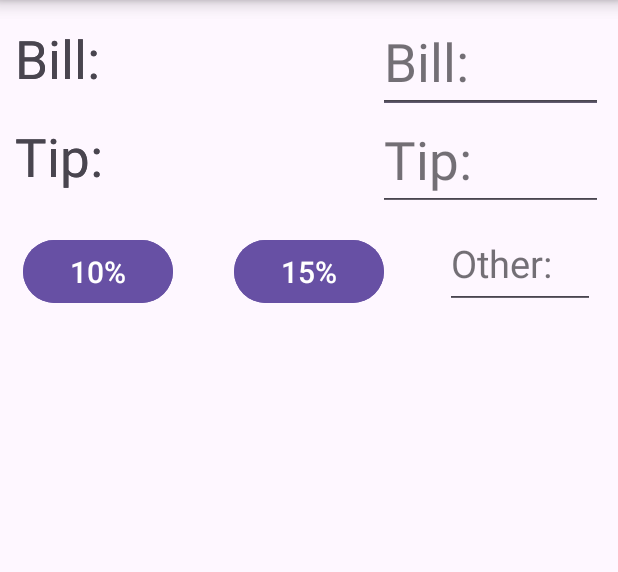
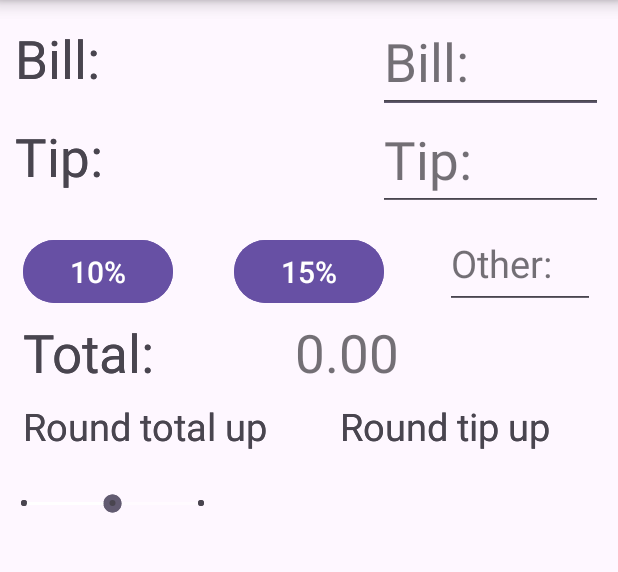
Before and after one commit to abryan9/mobileProgramming, an Android app: the screen it shows after launch (MainActivity), on a phone screen of 412 x 824 dp, the part 83-655 px from its top. Run offline under Robolectric (Android 15) with nearby library versions, the phone set to English and light mode, and no system bars.

Commit message:
Layouts and listeners.

```diff
--- a/tipCalculator/app/src/main/java/edu/cosc4730/tipcalculator/MainFragment.java
+++ b/tipCalculator/app/src/main/java/edu/cosc4730/tipcalculator/MainFragment.java
@@ -1,23 +1,74 @@
 package edu.cosc4730.tipcalculator;
 
 import android.os.Bundle;
+import android.text.Editable;
+import android.text.TextWatcher;
 import android.view.LayoutInflater;
 import android.view.View;
 import android.view.ViewGroup;
 
+import androidx.annotation.NonNull;
 import androidx.fragment.app.Fragment;
 
 import edu.cosc4730.tipcalculator.databinding.FragmentMainBinding;
 
 public class MainFragment extends Fragment {
-    private FragmentMainBinding binding;
 
     @Override
     public View onCreateView(
-            LayoutInflater inflater, ViewGroup container, Bundle savedInstanceState
+            @NonNull LayoutInflater inflater, ViewGroup container, Bundle savedInstanceState
     ) {
-        binding = FragmentMainBinding.inflate(inflater, container, true);
+        edu.cosc4730.tipcalculator.databinding.FragmentMainBinding binding = FragmentMainBinding.inflate(inflater, container, true);
+        binding.billEnter.addTextChangedListener(new TextWatcher() {
+            @Override
+            public void beforeTextChanged(CharSequence s, int start, int count, int after) { }
 
+            @Override
+            public void onTextChanged(CharSequence s, int start, int before, int count) {
+
+            }
+
+            @Override
+            public void afterTextChanged(Editable s) { }
+        });
+        binding.tipEnter.addTextChangedListener(new TextWatcher() {
+            @Override
+            public void beforeTextChanged(CharSequence s, int start, int count, int after) { }
+
+            @Override
+            public void onTextChanged(CharSequence s, int start, int before, int count) {
+
+            }
+
+            @Override
+            public void afterTextChanged(Editable s) { }
+        });
+        binding.tenPercent.setOnClickListener(new View.OnClickListener() {
+            @Override
+            public void onClick(View v) {
+
+            }
+        });
+        binding.fifteenPercent.setOnClickListener(new View.OnClickListener() {
+            @Override
+            public void onClick(View v) {
+
+            }
+        });
+        binding.tipCustom.addTextChangedListener(new TextWatcher() {
+            @Override
+            public void beforeTextChanged(CharSequence s, int start, int count, int after) { }
+
+            @Override
+            public void onTextChanged(CharSequence s, int start, int before, int count) {
+
+            }
+
+            @Override
+            public void afterTextChanged(Editable s) { }
+        });
+
+        // add switch bar for rounding
         return binding.getRoot();
     }
 }
--- a/tipCalculator/app/src/main/res/layout/fragment_main.xml
+++ b/tipCalculator/app/src/main/res/layout/fragment_main.xml
@@ -111,8 +111,66 @@
         android:textSize="25sp">
     </EditText>
 
+    <TextView
+        android:id="@+id/total"
+        android:layout_width="200dp"
+        android:layout_height="50dp"
+        app:layout_constraintStart_toStartOf="parent"
+        app:layout_constraintTop_toBottomOf="@id/tip_custom"
+        android:layout_marginStart="15dp"
+        android:layout_marginTop="5dp"
+        android:text="@string/total"
+        android:textSize="35sp">
+    </TextView>
 
+    <TextView
+        android:id="@+id/total_output"
+        android:layout_width="200dp"
+        android:layout_height="50dp"
+        app:layout_constraintEnd_toEndOf="parent"
+        app:layout_constraintTop_toBottomOf="@id/tip_custom"
+        android:layout_marginEnd="15dp"
+        android:layout_marginTop="5dp"
+        android:hint="@string/total_hint"
+        android:textSize="35sp">
+    </TextView>
 
+    <TextView
+        android:id="@+id/round_total"
+        android:layout_width="170dp"
+        android:layout_height="60dp"
+        app:layout_constraintStart_toStartOf="parent"
+        app:layout_constraintTop_toBottomOf="@id/total"
+        android:layout_marginStart="15dp"
+        android:layout_marginTop="5dp"
+        android:text="@string/round_total"
+        android:textSize="25sp">
+    </TextView>
+
+    <SeekBar
+        android:id="@+id/three_switch"
+        style="@style/Widget.AppCompat.SeekBar.Discrete"
+        android:layout_width="150dp"
+        android:layout_height="wrap_content"
+        app:layout_constraintStart_toStartOf="parent"
+        app:layout_constraintTop_toBottomOf="@id/round_total"
+        android:progressBackgroundTint="@color/design_default_color_background"
+        android:progressTint="@color/design_default_color_background"
+        android:max="2"
+        android:progress="1">
+    </SeekBar>
+
+    <TextView
+        android:id="@+id/round_tip"
+        android:layout_width="170dp"
+        android:layout_height="60dp"
+        app:layout_constraintEnd_toEndOf="parent"
+        app:layout_constraintTop_toBottomOf="@id/total"
+        android:layout_marginEnd="15dp"
+        android:layout_marginTop="5dp"
+        android:text="@string/round_tip"
+        android:textSize="25sp">
+    </TextView>
 
 
 </androidx.constraintlayout.widget.ConstraintLayout>
--- a/tipCalculator/app/src/main/res/values/strings.xml
+++ b/tipCalculator/app/src/main/res/values/strings.xml
@@ -6,4 +6,8 @@
     <string name="ten_percent">10%</string>
     <string name="fifteen_percent">15%</string>
     <string name="other">Other:</string>
+    <string name="total">Total:</string>
+    <string name="total_hint">0.00</string>
+    <string name="round_total">Round total up</string>
+    <string name="round_tip">Round tip up</string>
 </resources>
```
